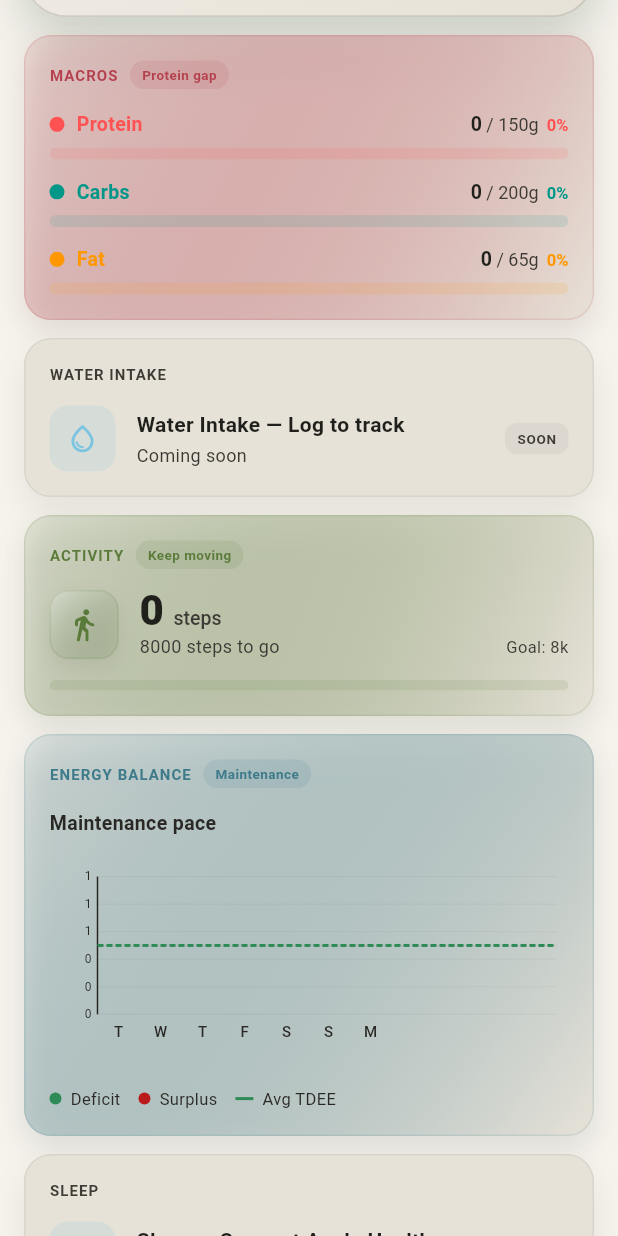
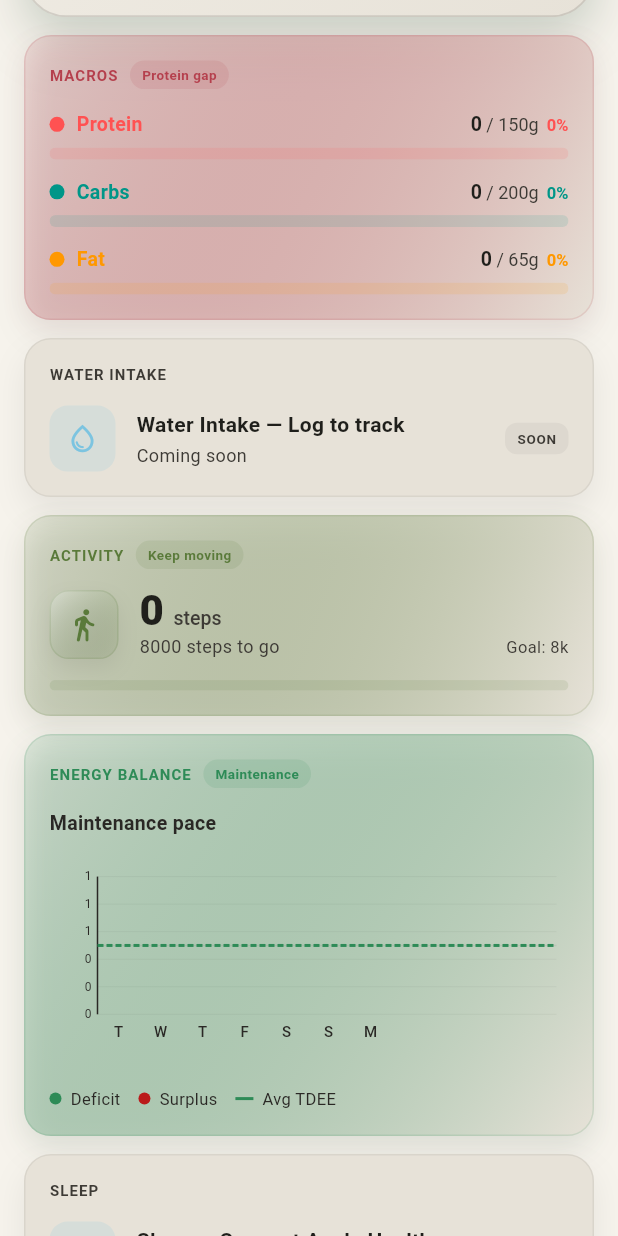
Before and after one commit to ramirezemmanuel411-ship-it/Metadash, a Flutter app: the _DashboardBody widget shown alone on an empty page, opened directly with empty values, scrolled down 576 dp, on a phone screen of 412 x 824 dp. Run offline on Flutter 3.47's test engine with Material 3 defaults, Android fonts, the phone set to English and light mode, and no system bars; our stand-ins replace camera, cloud_firestore, dio, equatable, firebase_analytics, firebase_auth and 12 more; missing offline and left inert: flutter_driver, health, mobile_scanner; accounts and stored records are empty; network calls fail.

Commit message:
Energy Balance card: forest green tint in day mode
Day mode now uses Palette.forestGreen for the Energy Balance (weekly deficit) card's tint, glow, label, and maintenance badge instead of the blue-green widgetEnergyDay. Night mode unchanged.

Co-Authored-By: Claude Opus 4.8 <noreply@anthropic.com>

```diff
--- a/lib/features/dashboard/dashboard_screen.dart
+++ b/lib/features/dashboard/dashboard_screen.dart
@@ -331,6 +331,10 @@ class _DashboardBody extends StatelessWidget {
         case 'weekly_deficit':
           {
             final weekLbs = weekTotalDeficit / 3500;
+            final energyTint =
+                Theme.of(context).brightness == Brightness.dark
+                ? Palette.widgetEnergyDay
+                : Palette.forestGreen;
             final weekStatus = weekLbs < -0.05
                 ? '${weekLbs.abs().toStringAsFixed(2)} lb deficit pace'
                 : weekLbs > 0.05
@@ -338,7 +342,7 @@ class _DashboardBody extends StatelessWidget {
                 : 'Maintenance pace';
             return _CardSection(
               title: 'Energy Balance',
-              tintColor: Palette.widgetEnergyDay,
+              tintColor: energyTint,
               statusBadge: weekLbs < -0.02
                   ? 'In Deficit'
                   : weekLbs > 0.02
@@ -348,7 +352,7 @@ class _DashboardBody extends StatelessWidget {
                   ? Palette.widgetActivityDay
                   : weekLbs > 0.02
                   ? const Color(0xFFB03030)
-                  : Palette.widgetEnergyDay,
+                  : energyTint,
               child: Column(
                 crossAxisAlignment: CrossAxisAlignment.start,
                 children: [
```
